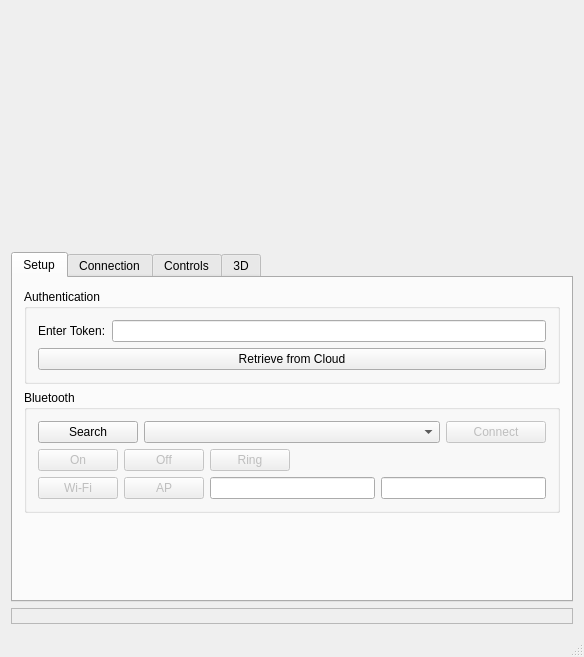
Before: the Qt Designer form examples/solum_qt/solumqt.ui in clariusdev/solum, drawn with Qt 5.
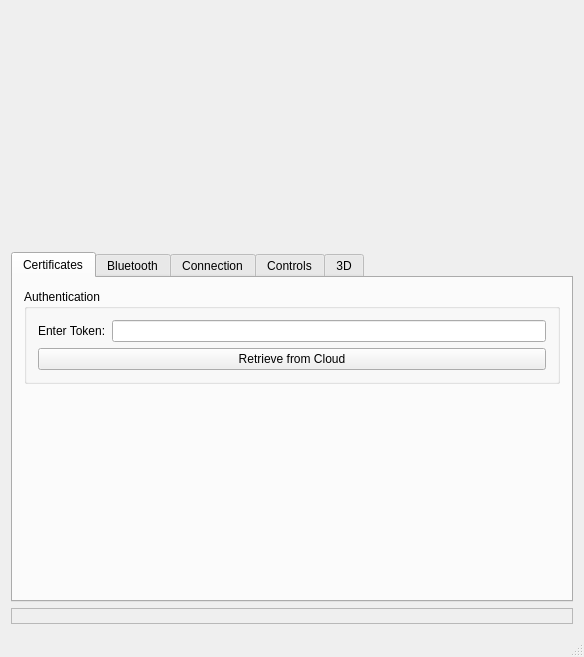
After: the same form once the commit is applied.

Commit message:
Qt: UI: move certificates back into their own tab
This restores the layout of the v10.4.0 UI, since our fork will add
more certificate-related widgets.

```diff
--- a/examples/solum_qt/solumqt.ui
+++ b/examples/solum_qt/solumqt.ui
@@ -43,11 +43,11 @@
       <property name="currentIndex">
        <number>0</number>
       </property>
-      <widget class="QWidget" name="_ble">
+      <widget class="QWidget" name="_certs">
        <attribute name="title">
-        <string>Setup</string>
+        <string>Certificates</string>
        </attribute>
-       <layout class="QVBoxLayout" name="verticalLayout_5">
+       <layout class="QVBoxLayout">
         <item>
          <widget class="QGroupBox" name="groupBox_4">
           <property name="title">
@@ -87,11 +87,25 @@
          </widget>
         </item>
         <item>
-         <widget class="QGroupBox" name="groupBox">
-          <property name="title">
+         <spacer name="_certspacer">
+          <property name="orientation">
+           <enum>Qt::Vertical</enum>
+          </property>
+          <property name="sizeHint" stdset="0">
+           <size>
+            <width>20</width>
+            <height>40</height>
+           </size>
+          </property>
+         </spacer>
+        </item>
+       </layout>
+      </widget>
+      <widget class="QWidget" name="_ble">
+       <attribute name="title">
            <string>Bluetooth</string>
-          </property>
-          <layout class="QVBoxLayout" name="verticalLayout_9">
+       </attribute>
+       <layout class="QVBoxLayout" name="verticalLayout_5">
            <item>
             <layout class="QHBoxLayout" name="horizontalLayout_5">
              <item>
@@ -279,9 +293,6 @@
               </widget>
              </item>
             </layout>
-           </item>
-          </layout>
-         </widget>
         </item>
         <item>
          <spacer name="_blespacer">
```
Lines whose indentation alone changed are shown as unchanged.
